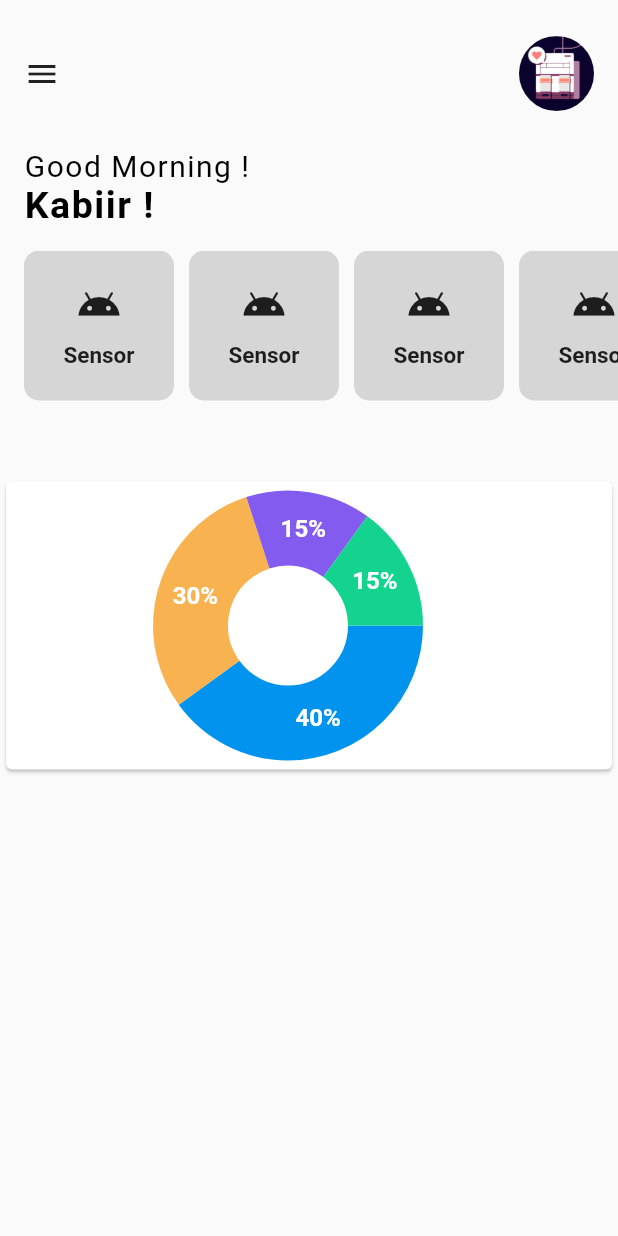
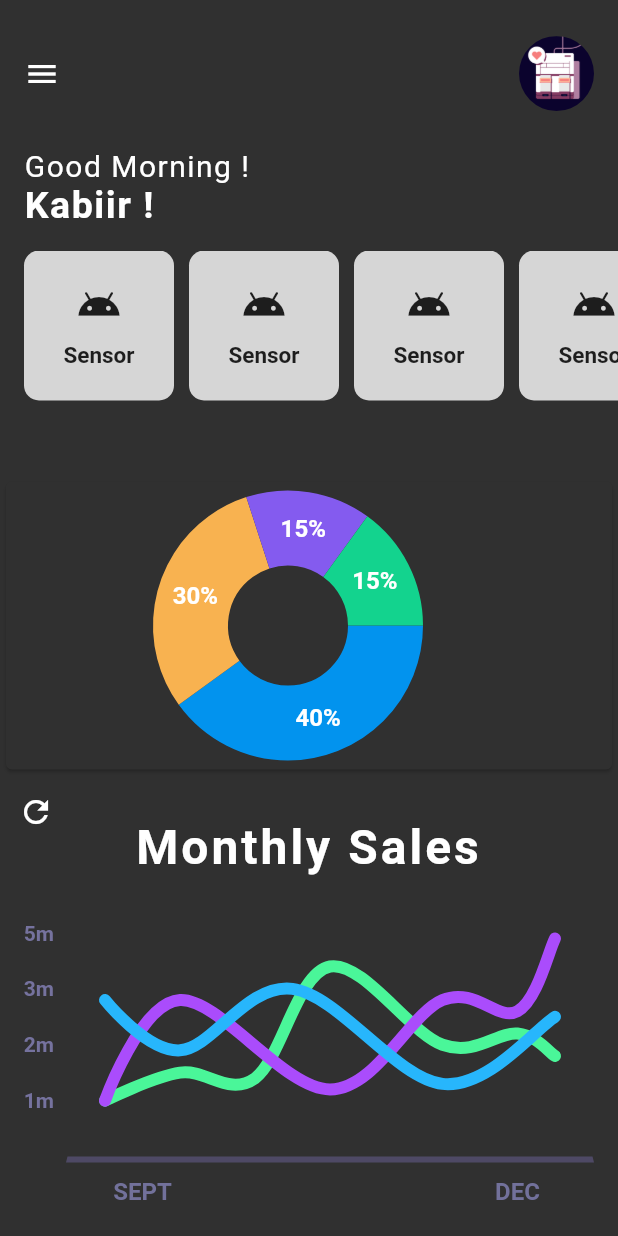
Before and after one commit to Kabiirk/sensor_data_flutter, a Flutter app: the screen it shows after launch, on a phone screen of 412 x 824 dp. Run offline on Flutter 3.47's test engine with Material 2 defaults, Android fonts, the phone set to English and light mode, and no system bars; drawn by our look-alikes of fl_chart.

Commit message:
Added Line Chart Widget

```diff
--- a/lib/screens/home_screen.dart
+++ b/lib/screens/home_screen.dart
@@ -3,6 +3,7 @@ import 'package:flutter/cupertino.dart';
 import 'package:flutter/material.dart';
 //import 'package:fl_chart/fl_chart.dart';
 import 'package:sensordataflutter/screens/pie_chart_widget.dart';
+import 'package:sensordataflutter/screens/line_chart_widget.dart';
 
 class HomeScreen extends StatefulWidget {
   @override
@@ -16,10 +17,11 @@ class _HomeScreenState extends State<HomeScreen> {
   @override
   Widget build(BuildContext context) {
     return Scaffold(
+      backgroundColor: Colors.grey[850],
       body: Container(
         margin: EdgeInsets.only(top: 8.0),
         child: ListView(
-          physics: ClampingScrollPhysics(),
+          physics: const AlwaysScrollableScrollPhysics(),
           children: <Widget>[
             // App Bar
             Container(
@@ -28,7 +30,10 @@ class _HomeScreenState extends State<HomeScreen> {
                 mainAxisAlignment: MainAxisAlignment.spaceBetween,
                 children: <Widget>[
                   GestureDetector(
-                      child: Icon(Icons.menu),
+                      child: Icon(
+                          Icons.menu,
+                        color: Colors.white,
+                      ),
                   onTap: (){
                         print('Drawer !!');
                   },),
@@ -45,7 +50,8 @@ class _HomeScreenState extends State<HomeScreen> {
             ),
 
             SizedBox(height: 25.0,),
-            // Card Section
+
+            // Card + Title Section
             Padding(
               padding: EdgeInsets.only(left: 16.0, bottom: 16.0),
               child: Column(
@@ -53,14 +59,14 @@ class _HomeScreenState extends State<HomeScreen> {
                 children: <Widget>[
                   Text('Good Morning !',
                   style: TextStyle(
-                    color: Colors.black,
+                    color: Colors.white,
                     letterSpacing: 1.0,
                     fontSize: 20.0,
                   ),
                   ),
                   Text('Kabiir !',
                     style: TextStyle(
-                      color: Colors.black,
+                      color: Colors.white,
                       letterSpacing: 1.0,
                       fontSize: 25.0,
                       fontWeight: FontWeight.bold,
@@ -69,7 +75,6 @@ class _HomeScreenState extends State<HomeScreen> {
                 ],
               ),
             ),
-
             Container(
               height: 100.0,
               child: ListView.builder(
@@ -106,17 +111,23 @@ class _HomeScreenState extends State<HomeScreen> {
                 );
               }),
             ),
+
             SizedBox(
               height: 50.0,
             ),
+
+            //Pie Chart
             Container(
               height: 200.0,
               width: 200.0,
               child: PieChartWidget(),
             ),
+
+            //Line Chart
             Container(
-              height: 200.0,
+              height: 300.0,
               width: 200.0,
+              child: LineChartWidget(),
             )
           ],
         ),
--- /dev/null
+++ b/lib/screens/line_chart_widget.dart
@@ -0,0 +1,398 @@
+import 'package:fl_chart/fl_chart.dart';
+import 'package:flutter/material.dart';
+
+class LineChartWidget extends StatefulWidget {
+  @override
+  State<StatefulWidget> createState() => LineChartWidgetState();
+}
+
+class LineChartWidgetState extends State<LineChartWidget> {
+  late bool isShowingMainData;
+
+  @override
+  void initState() {
+    super.initState();
+    isShowingMainData = true;
+  }
+
+  @override
+  Widget build(BuildContext context) {
+    return AspectRatio(
+      aspectRatio: 1.23,
+      child: Container(
+        decoration: const BoxDecoration(
+          //borderRadius: BorderRadius.all(Radius.circular(18)),
+//          gradient: LinearGradient(
+//            colors: [
+//              Color(0xff2c274c),
+//              Color(0xff46426c),
+//            ],
+//            begin: Alignment.bottomCenter,
+//            end: Alignment.topCenter,
+//          ),
+        ),
+        child: Stack(
+          children: <Widget>[
+            Column(
+              crossAxisAlignment: CrossAxisAlignment.stretch,
+              children: <Widget>[
+                const SizedBox(
+                  height: 25,
+                ),
+
+                const SizedBox(
+                  height: 4,
+                ),
+                const Text(
+                  'Monthly Sales',
+                  style: TextStyle(
+                      color: Colors.white,
+                      fontSize: 32,
+                      fontWeight: FontWeight.bold,
+                      letterSpacing: 2),
+                  textAlign: TextAlign.center,
+                ),
+                const SizedBox(
+                  height: 37,
+                ),
+                Expanded(
+                  child: Padding(
+                    padding: const EdgeInsets.only(right: 16.0, left: 6.0),
+                    child: LineChart(
+                      isShowingMainData ? sampleData1() : sampleData2(),
+                      swapAnimationDuration: const Duration(milliseconds: 250),
+                    ),
+                  ),
+                ),
+                const SizedBox(
+                  height: 10,
+                ),
+              ],
+            ),
+            IconButton(
+              icon: Icon(
+                Icons.refresh,
+                color: Colors.white.withOpacity(isShowingMainData ? 1.0 : 0.5),
+              ),
+              onPressed: () {
+                setState(() {
+                  isShowingMainData = !isShowingMainData;
+                });
+              },
+            )
+          ],
+        ),
+      ),
+    );
+  }
+
+  LineChartData sampleData1() {
+    return LineChartData(
+      lineTouchData: LineTouchData(
+        touchTooltipData: LineTouchTooltipData(
+          tooltipBgColor: Colors.blueGrey.withOpacity(0.8),
+        ),
+        touchCallback: (LineTouchResponse touchResponse) {},
+        handleBuiltInTouches: true,
+      ),
+      gridData: FlGridData(
+        show: false,
+      ),
+      titlesData: FlTitlesData(
+        bottomTitles: SideTitles(
+          showTitles: true,
+          reservedSize: 22,
+          getTextStyles: (value) => const TextStyle(
+            color: Color(0xff72719b),
+            fontWeight: FontWeight.bold,
+            fontSize: 16,
+          ),
+          margin: 10,
+          getTitles: (value) {
+            switch (value.toInt()) {
+              case 2:
+                return 'SEPT';
+              case 7:
+                return 'OCT';
+              case 12:
+                return 'DEC';
+            }
+            return '';
+          },
+        ),
+        leftTitles: SideTitles(
+          showTitles: true,
+          getTextStyles: (value) => const TextStyle(
+            color: Color(0xff75729e),
+            fontWeight: FontWeight.bold,
+            fontSize: 14,
+          ),
+          getTitles: (value) {
+            switch (value.toInt()) {
+              case 1:
+                return '1m';
+              case 2:
+                return '2m';
+              case 3:
+                return '3m';
+              case 4:
+                return '5m';
+            }
+            return '';
+          },
+          margin: 8,
+          reservedSize: 30,
+        ),
+      ),
+      borderData: FlBorderData(
+        show: true,
+        border: const Border(
+          bottom: BorderSide(
+            color: Color(0xff4e4965),
+            width: 4,
+          ),
+          left: BorderSide(
+            color: Colors.transparent,
+          ),
+          right: BorderSide(
+            color: Colors.transparent,
+          ),
+          top: BorderSide(
+            color: Colors.transparent,
+          ),
+        ),
+      ),
+      minX: 0,
+      maxX: 14,
+      maxY: 4,
+      minY: 0,
+      lineBarsData: linesBarData1(),
+    );
+  }
+
+  List<LineChartBarData> linesBarData1() {
+    final lineChartBarData1 = LineChartBarData(
+      spots: [
+        FlSpot(1, 1),
+        FlSpot(3, 1.5),
+        FlSpot(5, 1.4),
+        FlSpot(7, 3.4),
+        FlSpot(10, 2),
+        FlSpot(12, 2.2),
+        FlSpot(13, 1.8),
+      ],
+      isCurved: true,
+      colors: [
+        const Color(0xff4af699),
+      ],
+      barWidth: 8,
+      isStrokeCapRound: true,
+      dotData: FlDotData(
+        show: false,
+      ),
+      belowBarData: BarAreaData(
+        show: false,
+      ),
+    );
+    final lineChartBarData2 = LineChartBarData(
+      spots: [
+        FlSpot(1, 1),
+        FlSpot(3, 2.8),
+        FlSpot(7, 1.2),
+        FlSpot(10, 2.8),
+        FlSpot(12, 2.6),
+        FlSpot(13, 3.9),
+      ],
+      isCurved: true,
+      colors: [
+        const Color(0xffaa4cfc),
+      ],
+      barWidth: 8,
+      isStrokeCapRound: true,
+      dotData: FlDotData(
+        show: false,
+      ),
+      belowBarData: BarAreaData(show: false, colors: [
+        const Color(0x00aa4cfc),
+      ]),
+    );
+    final lineChartBarData3 = LineChartBarData(
+      spots: [
+        FlSpot(1, 2.8),
+        FlSpot(3, 1.9),
+        FlSpot(6, 3),
+        FlSpot(10, 1.3),
+        FlSpot(13, 2.5),
+      ],
+      isCurved: true,
+      colors: const [
+        Color(0xff27b6fc),
+      ],
+      barWidth: 8,
+      isStrokeCapRound: true,
+      dotData: FlDotData(
+        show: false,
+      ),
+      belowBarData: BarAreaData(
+        show: false,
+      ),
+    );
+    return [
+      lineChartBarData1,
+      lineChartBarData2,
+      lineChartBarData3,
+    ];
+  }
+
+  LineChartData sampleData2() {
+    return LineChartData(
+      lineTouchData: LineTouchData(
+        enabled: false,
+      ),
+      gridData: FlGridData(
+        show: false,
+      ),
+      titlesData: FlTitlesData(
+        bottomTitles: SideTitles(
+          showTitles: true,
+          reservedSize: 22,
+          getTextStyles: (value) => const TextStyle(
+            color: Color(0xff72719b),
+            fontWeight: FontWeight.bold,
+            fontSize: 16,
+          ),
+          margin: 10,
+          getTitles: (value) {
+            switch (value.toInt()) {
+              case 2:
+                return 'SEPT';
+              case 7:
+                return 'OCT';
+              case 12:
+                return 'DEC';
+            }
+            return '';
+          },
+        ),
+        leftTitles: SideTitles(
+          showTitles: true,
+          getTextStyles: (value) => const TextStyle(
+            color: Color(0xff75729e),
+            fontWeight: FontWeight.bold,
+            fontSize: 14,
+          ),
+          getTitles: (value) {
+            switch (value.toInt()) {
+              case 1:
+                return '1m';
+              case 2:
+                return '2m';
+              case 3:
+                return '3m';
+              case 4:
+                return '5m';
+              case 5:
+                return '6m';
+            }
+            return '';
+          },
+          margin: 8,
+          reservedSize: 30,
+        ),
+      ),
+      borderData: FlBorderData(
+          show: true,
+          border: const Border(
+            bottom: BorderSide(
+              color: Color(0xff4e4965),
+              width: 4,
+            ),
+            left: BorderSide(
+              color: Colors.transparent,
+            ),
+            right: BorderSide(
+              color: Colors.transparent,
+            ),
+            top: BorderSide(
+              color: Colors.transparent,
+            ),
+          )),
+      minX: 0,
+      maxX: 14,
+      maxY: 6,
+      minY: 0,
+      lineBarsData: linesBarData2(),
+    );
+  }
+
+  List<LineChartBarData> linesBarData2() {
+    return [
+      LineChartBarData(
+        spots: [
+          FlSpot(1, 1),
+          FlSpot(3, 4),
+          FlSpot(5, 1.8),
+          FlSpot(7, 5),
+          FlSpot(10, 2),
+          FlSpot(12, 2.2),
+          FlSpot(13, 1.8),
+        ],
+        isCurved: true,
+        curveSmoothness: 0,
+        colors: const [
+          Color(0x444af699),
+        ],
+        barWidth: 4,
+        isStrokeCapRound: true,
+        dotData: FlDotData(
+          show: false,
+        ),
+        belowBarData: BarAreaData(
+          show: false,
+        ),
+      ),
+      LineChartBarData(
+        spots: [
+          FlSpot(1, 1),
+          FlSpot(3, 2.8),
+          FlSpot(7, 1.2),
+          FlSpot(10, 2.8),
+          FlSpot(12, 2.6),
+          FlSpot(13, 3.9),
+        ],
+        isCurved: true,
+        colors: const [
+          Color(0x99aa4cfc),
+        ],
+        barWidth: 4,
+        isStrokeCapRound: true,
+        dotData: FlDotData(
+          show: false,
+        ),
+        belowBarData: BarAreaData(show: true, colors: [
+          const Color(0x33aa4cfc),
+        ]),
+      ),
+      LineChartBarData(
+        spots: [
+          FlSpot(1, 3.8),
+          FlSpot(3, 1.9),
+          FlSpot(6, 5),
+          FlSpot(10, 3.3),
+          FlSpot(13, 4.5),
+        ],
+        isCurved: true,
+        curveSmoothness: 0,
+        colors: const [
+          Color(0x4427b6fc),
+        ],
+        barWidth: 2,
+        isStrokeCapRound: true,
+        dotData: FlDotData(show: true),
+        belowBarData: BarAreaData(
+          show: false,
+        ),
+      ),
+    ];
+  }
+}
--- a/lib/screens/pie_chart_widget.dart
+++ b/lib/screens/pie_chart_widget.dart
@@ -15,7 +15,7 @@ class PieChartWidgetState extends State {
     return AspectRatio(
       aspectRatio: 1.3,
       child: Card(
-        color: Colors.white,
+        color: Colors.grey[850],
         child: Row(
           children: <Widget>[
             const SizedBox(
```
